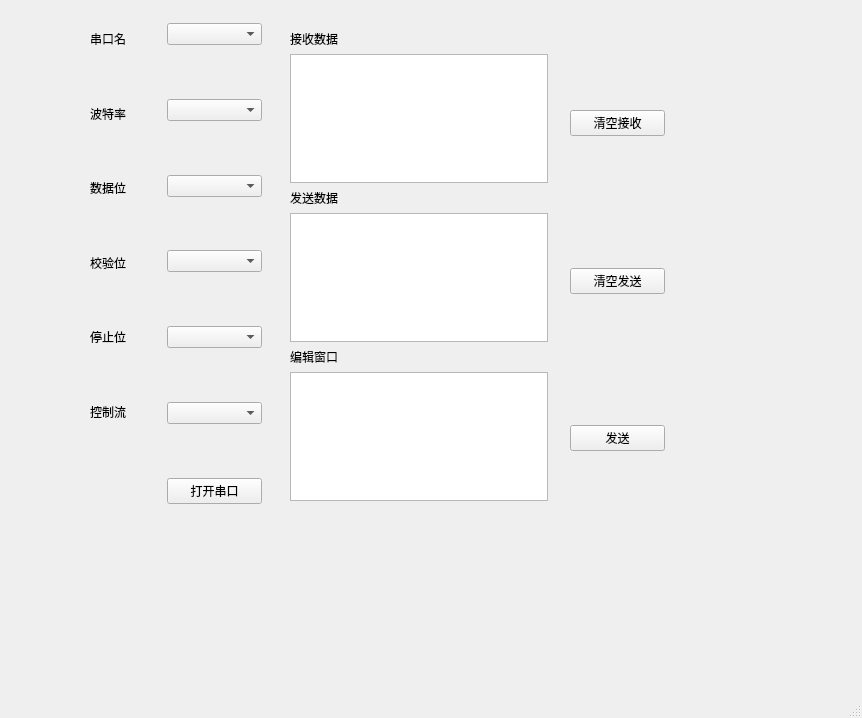
Above: Serial_Communication_zll/untitled/mainwindow.ui from Lin-maker-cell/Qt_- before the change. Below: the same form after it.
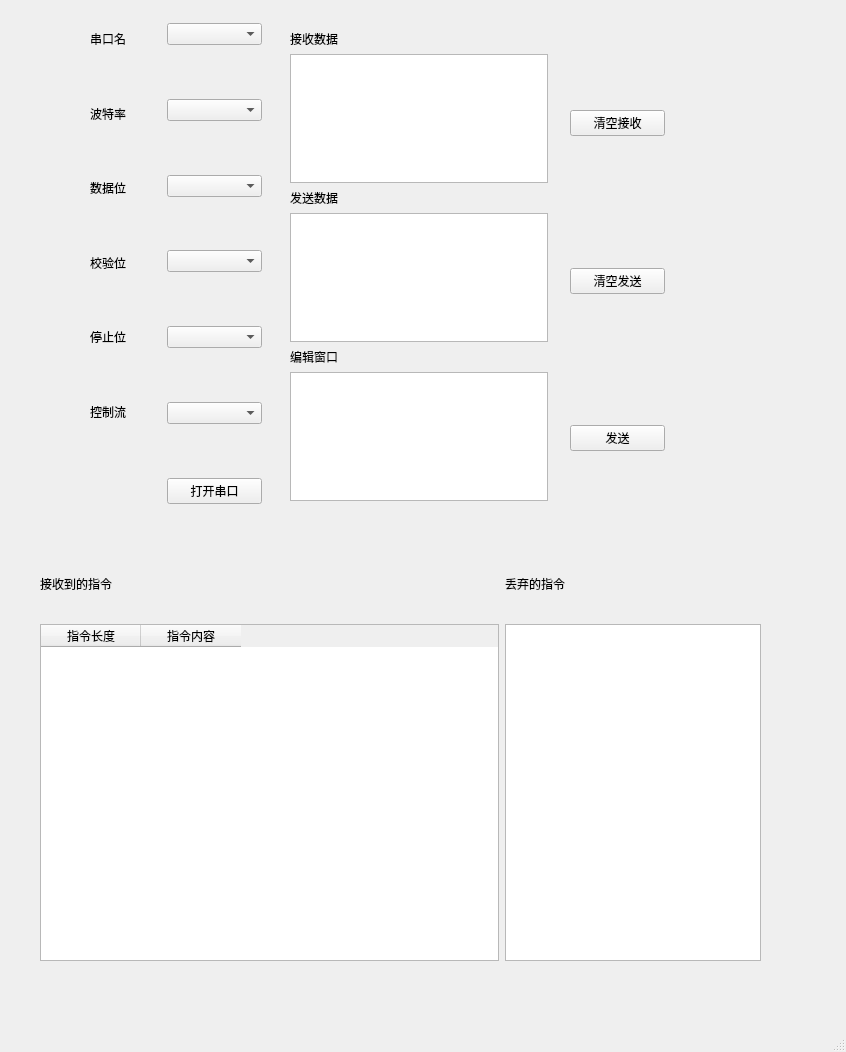
That is the form after the change.

What changed in the file:
```diff
--- a/Serial_Communication_zll/untitled/mainwindow.ui
+++ b/Serial_Communication_zll/untitled/mainwindow.ui
@@ -6,15 +6,15 @@
    <rect>
     <x>0</x>
     <y>0</y>
-    <width>862</width>
-    <height>718</height>
+    <width>846</width>
+    <height>1052</height>
    </rect>
   </property>
   <property name="windowTitle">
    <string>MainWindow</string>
   </property>
   <widget class="QWidget" name="centralwidget">
-   <widget class="QWidget" name="">
+   <widget class="QWidget" name="layoutWidget">
     <property name="geometry">
      <rect>
       <x>167</x>
@@ -133,7 +133,7 @@
      </item>
     </layout>
    </widget>
-   <widget class="QWidget" name="">
+   <widget class="QWidget" name="layoutWidget">
     <property name="geometry">
      <rect>
       <x>90</x>
@@ -255,7 +255,7 @@
      </item>
     </layout>
    </widget>
-   <widget class="QWidget" name="">
+   <widget class="QWidget" name="layoutWidget">
     <property name="geometry">
      <rect>
       <x>570</x>
@@ -314,7 +314,7 @@
      </item>
     </layout>
    </widget>
-   <widget class="QWidget" name="">
+   <widget class="QWidget" name="layoutWidget">
     <property name="geometry">
      <rect>
       <x>290</x>
@@ -356,6 +356,62 @@
      </item>
     </layout>
    </widget>
+   <widget class="QWidget" name="layoutWidget_2">
+    <property name="geometry">
+     <rect>
+      <x>40</x>
+      <y>550</y>
+      <width>721</width>
+      <height>411</height>
+     </rect>
+    </property>
+    <layout class="QGridLayout" name="gridLayout" rowstretch="1,5" columnstretch="3,0">
+     <item row="1" column="1">
+      <widget class="QPlainTextEdit" name="m_errorInstruction">
+       <property name="sizePolicy">
+        <sizepolicy hsizetype="Preferred" vsizetype="Preferred">
+         <horstretch>0</horstretch>
+         <verstretch>0</verstretch>
+        </sizepolicy>
+       </property>
+      </widget>
+     </item>
+     <item row="1" column="0">
+      <widget class="QTableWidget" name="m_rightInstruction">
+       <property name="sizePolicy">
+        <sizepolicy hsizetype="Preferred" vsizetype="Preferred">
+         <horstretch>0</horstretch>
+         <verstretch>0</verstretch>
+        </sizepolicy>
+       </property>
+       <column>
+        <property name="text">
+         <string>指令长度</string>
+        </property>
+       </column>
+       <column>
+        <property name="text">
+         <string>指令内容</string>
+        </property>
+       </column>
+      </widget>
+     </item>
+     <item row="0" column="1">
+      <widget class="QLabel" name="label_10">
+       <property name="text">
+        <string>丢弃的指令</string>
+       </property>
+      </widget>
+     </item>
+     <item row="0" column="0">
+      <widget class="QLabel" name="label_11">
+       <property name="text">
+        <string>接收到的指令</string>
+       </property>
+      </widget>
+     </item>
+    </layout>
+   </widget>
   </widget>
   <widget class="QMenuBar" name="menubar">
    <property name="geometry">
```
Left out of the diff: 2 changed lines with no effect on the pictures.
